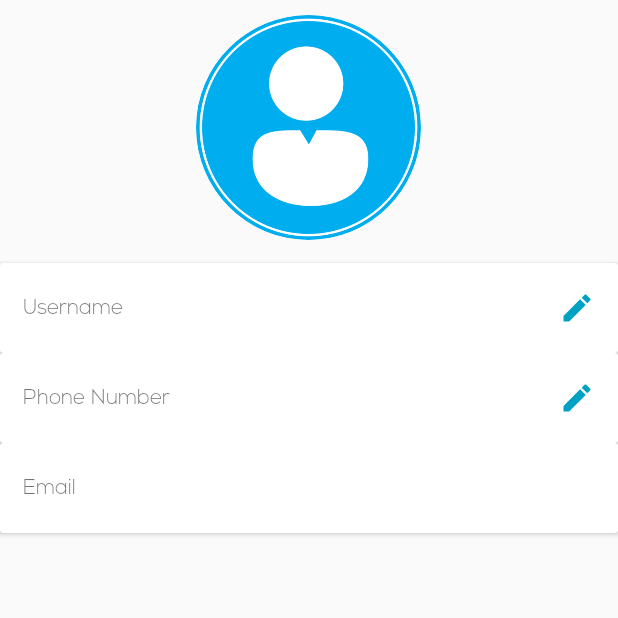
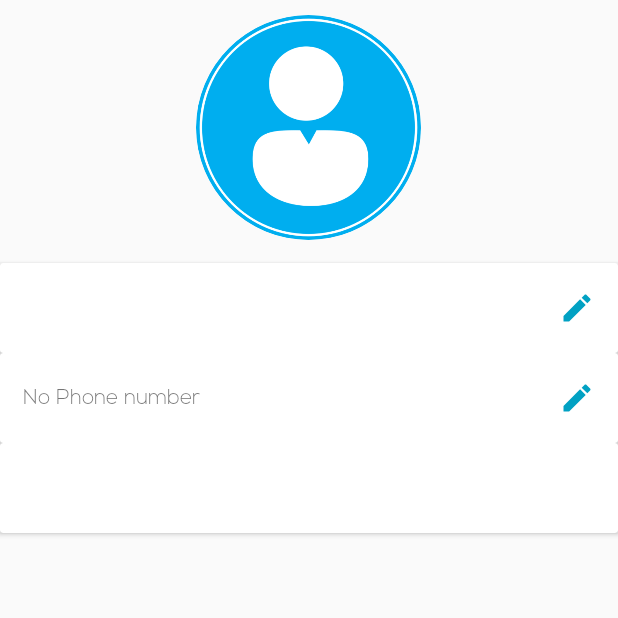
Before and after one commit to mtnEvento/Vento-master, an Android app: the fragment ProfileFragment shown on its own in the app's theme, on a phone screen of 412 x 824 dp, the top half of it. Run offline under Robolectric (Android 15) with nearby library versions, the phone set to English and light mode, and no system bars; our stand-ins replace CircleImageView, Firebase (no records; nobody signed in at launch, a user with empty details on screens opened directly).

Commit message:
fixed bugs

```diff
--- a/app/src/main/java/com/mtn/evento/fragments/ProfileFragment.java
+++ b/app/src/main/java/com/mtn/evento/fragments/ProfileFragment.java
@@ -92,34 +92,14 @@ public class ProfileFragment extends Fragment implements View.OnClickListener {
     @Override
     public void onAttach(Context context) {
         super.onAttach(context);
-        mContext = (AppCompatActivity) getActivity();
-        if( !((Evento)mContext.getApplication()).getSettings().contains(APP_USER_EMAIL) ){
+        mContext = (AppCompatActivity) context;
 
-        }
-        else
-        {
 
-        }
     }
-
-    @Override
+        @Override
     public void onAttach(Activity activity) {
         super.onAttach(activity);
         mContext = (AppCompatActivity) getActivity();
-        if( ((Evento)mContext.getApplication()).getSettings().contains(APP_USER_EMAIL) ){
-            String str_email =  ((Evento)mContext.getApplication()).getSettings().getString(APP_USER_EMAIL,"Email Address");
-            email.setText(str_email);
-        }
-
-        if( ((Evento)mContext.getApplication()).getSettings().contains(APP_USER_PHONE) ){
-            String str_phone =  ((Evento)mContext.getApplication()).getSettings().getString(APP_USER_PHONE,"Phone Number");
-            phone.setText(str_phone);
-        }
-
-        if( ((Evento)mContext.getApplication()).getSettings().contains(APP_USERNAME) ){
-            String str_username = ((Evento)mContext.getApplication()).getSettings().getString(APP_USERNAME,"Username");
-            username.setText(str_username);
-        }
 
     }
 
@@ -149,14 +129,30 @@ public class ProfileFragment extends Fragment implements View.OnClickListener {
 
             }
         }
-//        else  if(requestCode == EMAIL_EDIT_REQUEST && resultCode == Activity.RESULT_OK){
-//            if(data != null ){
-//
-//                if(data.hasExtra(EditorActivity.EDIT_EMAIL)){
-//                    email.setText(data.getStringExtra(EditorActivity.EDIT_EMAIL));
-//                }
-//
-//            }
-//        }
+
+    }
+
+    @Override
+    public void onResume() {
+        super.onResume();
+
+        if( mAuth  != null && mAuth.getCurrentUser()!=null){
+            if (((Evento) mContext.getApplication()).getSettings().contains(APP_USER_EMAIL)) {
+                String str_email = ((Evento) mContext.getApplication()).getSettings().getString(APP_USER_EMAIL, "Email Address");
+                email.setText(str_email);
+            }
+
+            if (((Evento) mContext.getApplication()).getSettings().contains(APP_USER_PHONE)) {
+                String str_phone = ((Evento) mContext.getApplication()).getSettings().getString(APP_USER_PHONE, "Phone Number");
+                phone.setText(str_phone.isEmpty() ? "No Phone number":str_phone);
+            }
+
+            if (((Evento) mContext.getApplication()).getSettings().contains(APP_USERNAME)) {
+                String str_username = ((Evento) mContext.getApplication()).getSettings().getString(APP_USERNAME, "Username");
+                username.setText(str_username);
+            }
+        }
+
+
     }
 }
```
Also changed, not shown: app/src/main/res/layout/home_screen_content.xml (+3 -4 lines).
